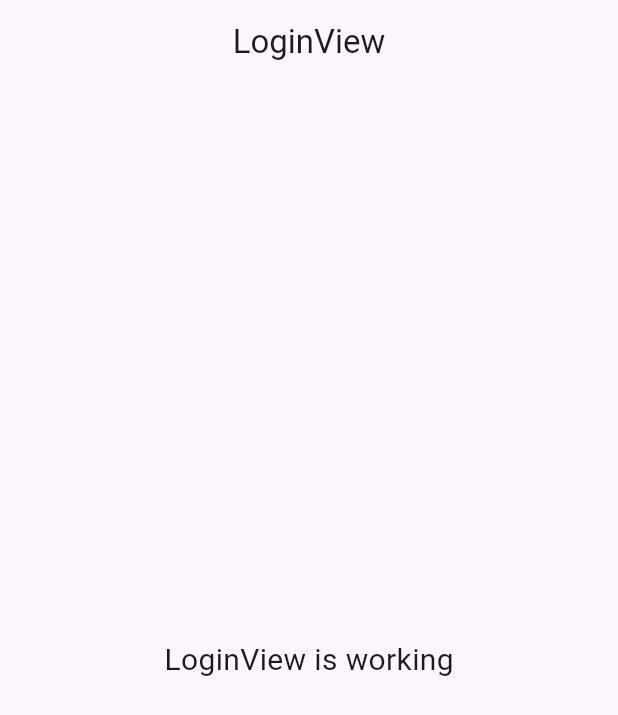
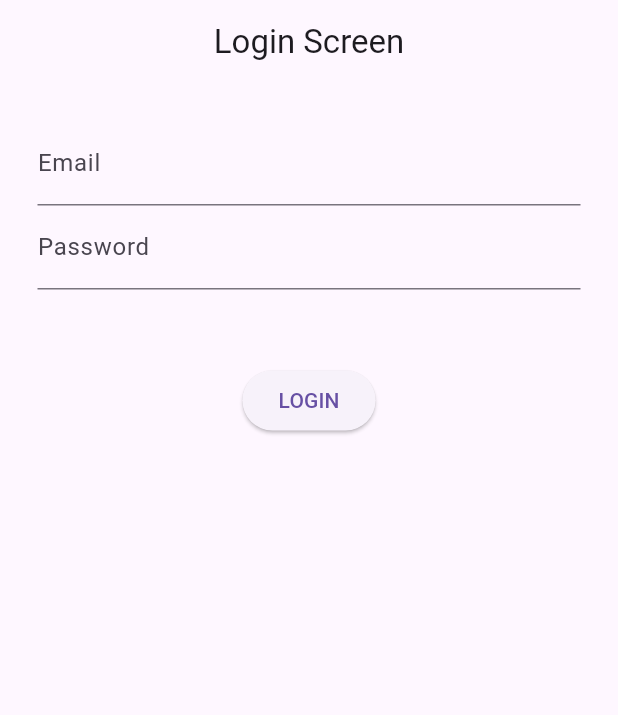
Before and after one commit to hakimxiao/flutter-firebase-auth-flutterfire, a Flutter app: the screen it shows after launch, on a phone screen of 412 x 824 dp. Shown: the top 715 px of the screen. Run offline on Flutter 3.47's test engine with Material 3 defaults, Android fonts, the phone set to English and light mode, and no system bars; our stand-ins replace firebase_auth, firebase_core, get; accounts and stored records are empty.

Commit message:
Bentuk kasar awal dari authentication : 1. Membuat TextField dan controller textField yang bertugas untuk membaca email dan password || 2. Mendeklarasikan function logiun dari auth controller berdasarkan dokumentasi : https://firebase.flutter.dev/docs/auth/password-auth || 3. Merubah di main dari initialRoute ke Home agar auto redirect saat ada perubahan dari streemBuilder

```diff
--- a/docs/firebase-with-flutterfire.txt
+++ b/docs/firebase-with-flutterfire.txt
@@ -42,3 +42,7 @@ How To Create FirebaseProject with AUTO CLI by flutter fire :
         Q : SOLUSI :
             Plugin firebase_core butuh minSdkVersion minimal 23, sedangkan project kamu masih pakai 21.
             Jadi solusinya adalah menaikkan minSdkVersion di android/app/build.gradle (atau build.gradle.kts kalau pakai Kotlin DSL).
+
+
+AUTHENTICATION :
+    1. Jangan lupa enable di firebase console google/password agar suport.
--- a/lib/app/controllers/auth_controller.dart
+++ b/lib/app/controllers/auth_controller.dart
@@ -11,6 +11,17 @@ class AuthController extends GetxController {
   Stream<User?> get streamAuthStatus => auth.authStateChanges(); // VERSI SIMPLE
 
   void signup() {}
-  void login() {}
+  void login(String email, String password) async {
+    try {
+      await auth.signInWithEmailAndPassword(email: email, password: password);
+    } on FirebaseAuthException catch (e) {
+      if (e.code == 'user-not-found') {
+        print('No user found for that email.');
+      } else if (e.code == 'wrong-password') {
+        print('Wrong password provided for that user.');
+      }
+    }
+  }
+
   void logout() {}
 }
--- a/lib/app/modules/home/views/home_view.dart
+++ b/lib/app/modules/home/views/home_view.dart
@@ -6,18 +6,13 @@ import '../controllers/home_controller.dart';
 
 class HomeView extends GetView<HomeController> {
   const HomeView({super.key});
+
   @override
   Widget build(BuildContext context) {
     return Scaffold(
-      appBar: AppBar(
-        title: const Text('HomeView'),
-        centerTitle: true,
-      ),
+      appBar: AppBar(title: const Text('LoginView'), centerTitle: true),
       body: const Center(
-        child: Text(
-          'HomeView is working',
-          style: TextStyle(fontSize: 20),
-        ),
+        child: Text('LoginView is working', style: TextStyle(fontSize: 20)),
       ),
     );
   }
--- a/lib/app/modules/login/views/login_view.dart
+++ b/lib/app/modules/login/views/login_view.dart
@@ -1,22 +1,39 @@
 import 'package:flutter/material.dart';
 
 import 'package:get/get.dart';
+import 'package:my_firebase_app/app/controllers/auth_controller.dart';
 
 import '../controllers/login_controller.dart';
 
 class LoginView extends GetView<LoginController> {
-  const LoginView({super.key});
+  LoginView({super.key});
+
+  final emailC = TextEditingController();
+  final passwordC = TextEditingController();
+
+  final authC = Get.find<AuthController>();
   @override
   Widget build(BuildContext context) {
     return Scaffold(
-      appBar: AppBar(
-        title: const Text('LoginView'),
-        centerTitle: true,
-      ),
-      body: const Center(
-        child: Text(
-          'LoginView is working',
-          style: TextStyle(fontSize: 20),
+      appBar: AppBar(title: const Text('Login Screen'), centerTitle: true),
+      body: Padding(
+        padding: const EdgeInsets.all(25),
+        child: Column(
+          children: [
+            TextField(
+              controller: emailC,
+              decoration: InputDecoration(label: Text('Email')),
+            ),
+            TextField(
+              controller: passwordC,
+              decoration: InputDecoration(label: Text('Password')),
+            ),
+            SizedBox(height: 50),
+            ElevatedButton(
+              onPressed: () => authC.login(emailC.text, passwordC.text),
+              child: Text("LOGIN"),
+            ),
+          ],
         ),
       ),
     );
--- a/lib/app/routes/app_pages.dart
+++ b/lib/app/routes/app_pages.dart
@@ -15,14 +15,10 @@ class AppPages {
   static const INITIAL = Routes.HOME;
 
   static final routes = [
-    GetPage(
-      name: _Paths.HOME,
-      page: () => const HomeView(),
-      binding: HomeBinding(),
-    ),
+    GetPage(name: _Paths.HOME, page: () => HomeView(), binding: HomeBinding()),
     GetPage(
       name: _Paths.LOGIN,
-      page: () => const LoginView(),
+      page: () => LoginView(),
       binding: LoginBinding(),
     ),
     GetPage(
--- a/lib/main.dart
+++ b/lib/main.dart
@@ -4,6 +4,8 @@ import 'package:firebase_auth/firebase_auth.dart';
 import 'package:flutter/material.dart';
 import 'package:get/get.dart';
 import 'package:my_firebase_app/app/controllers/auth_controller.dart';
+import 'package:my_firebase_app/app/modules/home/views/home_view.dart';
+import 'package:my_firebase_app/app/modules/login/views/login_view.dart';
 import 'package:my_firebase_app/app/utils/loading.dart';
 import 'app/routes/app_pages.dart';
 
@@ -36,8 +38,9 @@ class MyApp extends StatelessWidget {
           print(snapshot.data); // jika null maka user belum login.
           return GetMaterialApp(
             title: "Application",
-            initialRoute: snapshot.data != null ? Routes.HOME : Routes.LOGIN,
+            // initialRoute: snapshot.data != null ? Routes.HOME : Routes.LOGIN,
             getPages: AppPages.routes,
+            home: snapshot.data != null ? HomeView() : LoginView(),
           );
         }
         return LoadingView();
```
